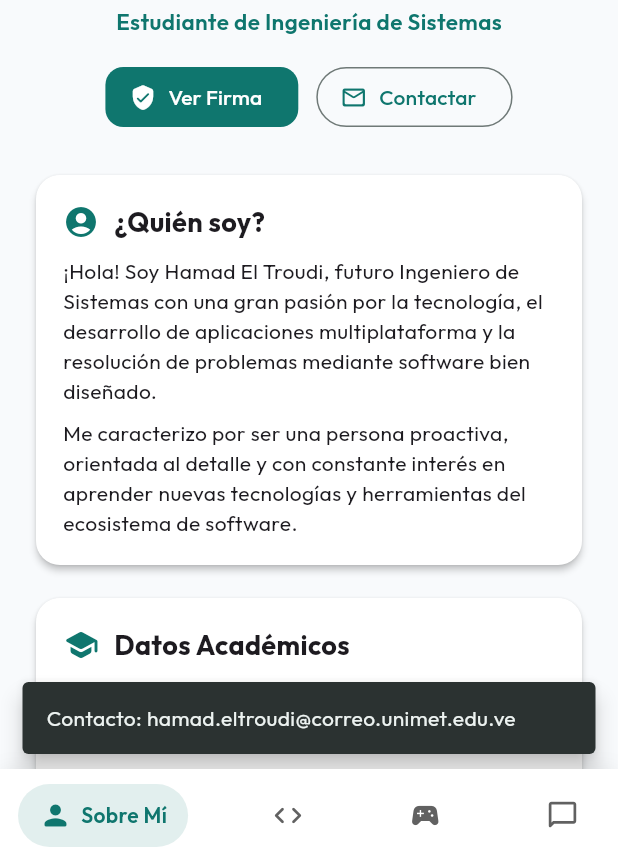
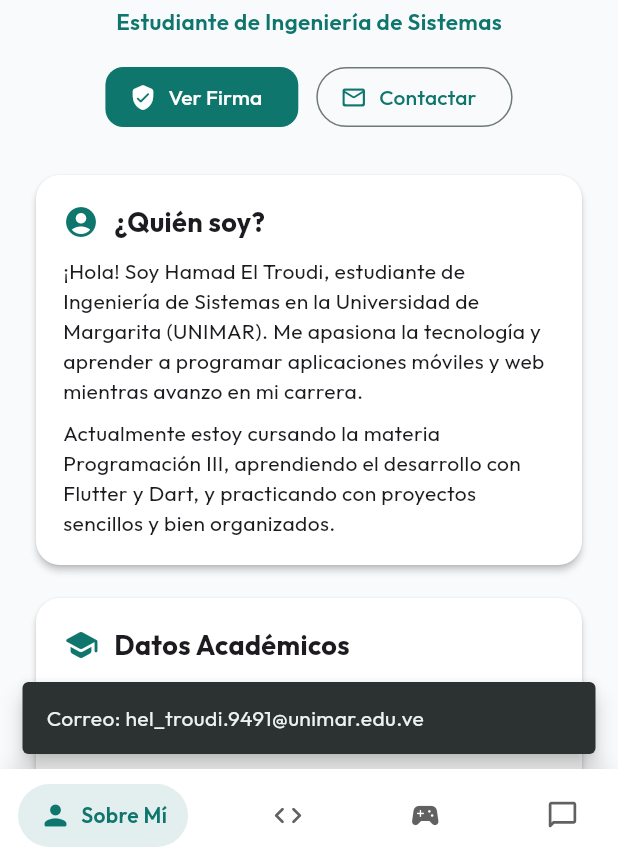
Before and after one commit to hamadtm07/portafolio, a Flutter app: the screen it shows after launch, after a tap on "Contactar", on a phone screen of 412 x 824 dp, the part 374-1236 px from its top. Run offline on Flutter 3.47's test engine with Material 3 defaults, Android fonts, the phone set to English and light mode, and no system bars; drawn by our look-alikes of google_nav_bar; our stand-ins replace font_awesome_flutter, google_fonts; network calls fail.

Commit message:
refactor: actualizacion de informacion personal, hobbies y enlaces institucionales

```diff
--- a/lib/screens/home_screen.dart
+++ b/lib/screens/home_screen.dart
@@ -24,9 +24,9 @@ class _HomeScreenState extends State<HomeScreen> {
       date: '18 Nov 2026',
     ),
     const CommentModel(
-      author: 'Carlos Mendoza',
-      email: 'carlos.m@unimet.edu.ve',
-      message: 'Muy buen portafolio Hamad, la interfaz con GoogleNavBar se ve súper fluida.',
+      author: 'Abdul Aboujokh',
+      email: 'abdul.aboujokh@unimar.edu.ve',
+      message: 'Quedó fino el portafolio hermano, la interfaz está súper limpia.',
       date: '15 Nov 2026',
     ),
   ];
@@ -185,7 +185,7 @@ class _AboutView extends StatelessWidget {
                 onPressed: () {
                   ScaffoldMessenger.of(context).showSnackBar(
                     const SnackBar(
-                      content: Text('Contacto: hamad.eltroudi@correo.unimet.edu.ve'),
+                      content: Text('Correo: hel_troudi.9491@unimar.edu.ve'),
                       behavior: SnackBarBehavior.floating,
                     ),
                   );
@@ -214,12 +214,12 @@ class _AboutView extends StatelessWidget {
                   ),
                   const SizedBox(height: 10),
                   const Text(
-                    '¡Hola! Soy Hamad El Troudi, futuro Ingeniero de Sistemas con una gran pasión por la tecnología, el desarrollo de aplicaciones multiplataforma y la resolución de problemas mediante software bien diseñado.',
+                    '¡Hola! Soy Hamad El Troudi, estudiante de Ingeniería de Sistemas en la Universidad de Margarita (UNIMAR). Me apasiona la tecnología y aprender a programar aplicaciones móviles y web mientras avanzo en mi carrera.',
                     style: TextStyle(fontSize: 14, height: 1.4),
                   ),
                   const SizedBox(height: 8),
                   const Text(
-                    'Me caracterizo por ser una persona proactiva, orientada al detalle y con constante interés en aprender nuevas tecnologías y herramientas del ecosistema de software.',
+                    'Actualmente estoy cursando la materia Programación III, aprendiendo el desarrollo con Flutter y Dart, y practicando con proyectos sencillos y bien organizados.',
                     style: TextStyle(fontSize: 14, height: 1.4),
                   ),
                 ],
@@ -247,7 +247,7 @@ class _AboutView extends StatelessWidget {
                   const _ItemDato(
                     icono: Icons.apartment_rounded,
                     titulo: 'Universidad',
-                    valor: 'Universidad Metropolitana (UNIMET)',
+                    valor: 'Universidad de Margarita (UNIMAR)',
                   ),
                   const _ItemDato(
                     icono: Icons.menu_book_rounded,
@@ -262,7 +262,7 @@ class _AboutView extends StatelessWidget {
                   const _ItemDato(
                     icono: Icons.translate_rounded,
                     titulo: 'Idiomas',
-                    valor: 'Español (Nativo), Inglés (Intermedio/Avanzado)',
+                    valor: 'Español (Nativo), Inglés',
                   ),
                 ],
               ),
@@ -323,34 +323,26 @@ class _WhatIDoView extends StatelessWidget {
   static const List<ProjectModel> _listaProyectos = [
     ProjectModel(
       title: 'Bookea Mobile',
-      tag: 'Proyecto Móvil & Web',
-      description: 'Plataforma para la reserva y gestión de espacios de coworking, cubículos y salas de estudio universitarias.',
+      tag: 'Proyecto Universitario',
+      description: 'Plataforma para la reserva y gestión de espacios de estudio, cubículos y salas en la universidad.',
       imageUrl: 'https://images.unsplash.com/photo-1497366216548-37526070297c?w=600&auto=format&fit=crop&q=80',
       technologies: ['Flutter', 'Node.js', 'PostgreSQL', 'Supabase'],
     ),
     ProjectModel(
-      title: 'FlComp Explorer',
-      tag: 'Catálogo de Componentes',
-      description: 'Aplicación para explorar los componentes fundamentales de Flutter: listas, sliders, inputs y navegación por rutas.',
-      imageUrl: 'https://images.unsplash.com/photo-1551650975-87deedd944c3?w=600&auto=format&fit=crop&q=80',
-      technologies: ['Flutter', 'Dart', 'Material 3'],
-    ),
-    ProjectModel(
       title: 'Soma Studio App',
-      tag: 'Aplicación Deportiva',
-      description: 'Sistema integral de agenda, seguimiento de sesiones y control de usuarios para un centro de bienestar y pilates.',
+      tag: 'Proyecto Móvil',
+      description: 'Aplicación para la gestión de turnos, horarios y control de usuarios para un estudio deportivo.',
       imageUrl: 'https://images.unsplash.com/photo-1518611012118-696072aa579a?w=600&auto=format&fit=crop&q=80',
-      technologies: ['Mobile', 'Flutter', 'Firebase'],
+      technologies: ['Flutter', 'Dart', 'Firebase'],
     ),
   ];
 
   static const List<Map<String, dynamic>> _habilidades = [
-    {'nombre': 'Flutter & Dart', 'nivel': 'Intermedio', 'icono': Icons.phone_android_rounded},
-    {'nombre': 'Python', 'nivel': 'Intermedio / Avanzado', 'icono': Icons.terminal_rounded},
-    {'nombre': 'C# & .NET', 'nivel': 'Intermedio', 'icono': Icons.code_rounded},
+    {'nombre': 'Flutter & Dart', 'nivel': 'Básico / Intermedio', 'icono': Icons.phone_android_rounded},
+    {'nombre': 'Python', 'nivel': 'Intermedio', 'icono': Icons.terminal_rounded},
+    {'nombre': 'C#', 'nivel': 'Intermedio', 'icono': Icons.code_rounded},
     {'nombre': 'Bases de Datos (SQL)', 'nivel': 'Intermedio', 'icono': Icons.storage_rounded},
     {'nombre': 'Git & GitHub', 'nivel': 'Intermedio', 'icono': Icons.source_rounded},
-    {'nombre': 'Diseño UI / UX', 'nivel': 'Básico / Intermedio', 'icono': Icons.palette_rounded},
   ];
 
   @override
@@ -372,12 +364,12 @@ class _WhatIDoView extends StatelessWidget {
           ),
           const SizedBox(height: 6),
           const Text(
-            'Desarrollo de soluciones de software, interfaces móviles amigables y sistemas bien estructurados.',
+            'Proyectos de la carrera y herramientas que estoy aprendiendo en la universidad.',
             style: TextStyle(fontSize: 14),
           ),
           const SizedBox(height: 20),
           Text(
-            'Habilidades y Tecnologías',
+            'Habilidades y Lenguajes',
             style: TextStyle(
               fontSize: 18,
               fontWeight: FontWeight.bold,
@@ -414,7 +406,7 @@ class _WhatIDoView extends StatelessWidget {
           ),
           const SizedBox(height: 24),
           Text(
-            'Proyectos Destacados',
+            'Proyectos Realizados',
             style: TextStyle(
               fontSize: 18,
               fontWeight: FontWeight.bold,
@@ -436,39 +428,32 @@ class _HobbiesView extends StatelessWidget {
 
   static const List<HobbyModel> _hobbies = [
     HobbyModel(
-      title: 'Desarrollo & Modding',
-      category: 'Tecnología',
-      description: 'Experimentar con scripts, servidores comunitarios (FiveM/GTA) y optimización de código para entornos interactivos.',
+      title: 'Fútbol',
+      category: 'Deporte',
+      description: 'Me gusta jugar partidos con amigos los fines de semana y ver los juegos de las ligas principales.',
+      icon: Icons.sports_soccer_rounded,
+      accentColor: Colors.green,
+    ),
+    HobbyModel(
+      title: 'Videojuegos de PC',
+      category: 'Gaming',
+      description: 'En mis tiempos libres juego en la computadora, principalmente Counter-Strike 2 y GTA V Online.',
       icon: Icons.sports_esports_rounded,
       accentColor: Colors.deepPurple,
     ),
     HobbyModel(
-      title: 'Música & Producción',
-      category: 'Creatividad',
-      description: 'Disfruto escuchar géneros como rock alternativo, synthwave y bandas sonoras mientras desarrollo software.',
-      icon: Icons.headphones_rounded,
+      title: 'Música',
+      category: 'Pasatiempo',
+      description: 'Suelo escuchar reggaetón y rock nacional para relajarme y cuando estoy frente a la computadora.',
+      icon: Icons.music_note_rounded,
       accentColor: Colors.teal,
     ),
     HobbyModel(
-      title: 'Ajedrez & Videojuegos Tácticos',
-      category: 'Estrategia',
-      description: 'Práctica de análisis de jugadas, toma de decisiones bajo presión y resolución de acertijos lógicos.',
-      icon: Icons.extension_rounded,
-      accentColor: Colors.amber,
-    ),
-    HobbyModel(
-      title: 'Entrenamiento Físico',
-      category: 'Salud & Deporte',
-      description: 'Rutinas de gimnasio y calistenia para mantener el equilibrio entre el estudio y el bienestar físico.',
+      title: 'Entrenar',
+      category: 'Salud',
+      description: 'Hacer ejercicio y mantenerme activo para despejar la mente del estudio universitario.',
       icon: Icons.fitness_center_rounded,
       accentColor: Colors.redAccent,
-    ),
-    HobbyModel(
-      title: 'Hardware & Optimización de PCs',
-      category: 'Hardware',
-      description: 'Ensamblaje de equipos, pruebas de rendimiento (benchmarking) y mantenimiento de sistemas operativos.',
-      icon: Icons.memory_rounded,
-      accentColor: Colors.blueAccent,
     ),
   ];
 
@@ -491,7 +476,7 @@ class _HobbiesView extends StatelessWidget {
           ),
           const SizedBox(height: 6),
           const Text(
-            'Las actividades y pasatiempos que complementan mi formación académica y estimulan mi creatividad.',
+            'Las cosas que me gusta hacer fuera del horario de clases.',
             style: TextStyle(fontSize: 14),
           ),
           const SizedBox(height: 18),
--- a/lib/screens/signature_screen.dart
+++ b/lib/screens/signature_screen.dart
@@ -88,7 +88,7 @@ class SignatureScreen extends StatelessWidget {
                     ),
                     const SizedBox(height: 4),
                     Text(
-                      'Universidad Metropolitana • Caracas, Venezuela',
+                      'Universidad de Margarita (UNIMAR) • Isla de Margarita',
                       style: TextStyle(
                         fontSize: 12,
                         color: theme.textTheme.bodySmall?.color?.withValues(alpha: 0.7),
@@ -128,7 +128,7 @@ class SignatureScreen extends StatelessWidget {
                     ),
                     const SizedBox(height: 8),
                     Text(
-                      'Código de Verificación: #FL-2026-HT-UNIMET',
+                      'Código de Verificación: #FL-2026-HT-UNIMAR',
                       style: TextStyle(
                         fontSize: 10,
                         fontFamily: 'monospace',
@@ -186,10 +186,10 @@ class SignatureScreen extends StatelessWidget {
                         child: FaIcon(FontAwesomeIcons.envelope, size: 18),
                       ),
                       title: const Text('Correo Universitario'),
-                      subtitle: const Text('hamad.eltroudi@correo.unimet.edu.ve'),
+                      subtitle: const Text('hel_troudi.9491@unimar.edu.ve'),
                       trailing: IconButton(
                         icon: const Icon(Icons.copy_rounded, size: 20),
-                        onPressed: () => _copiarDato(context, 'hamad.eltroudi@correo.unimet.edu.ve'),
+                        onPressed: () => _copiarDato(context, 'hel_troudi.9491@unimar.edu.ve'),
                       ),
                     ),
                     const Divider(),
@@ -199,10 +199,10 @@ class SignatureScreen extends StatelessWidget {
                         child: FaIcon(FontAwesomeIcons.github, size: 18),
                       ),
                       title: const Text('GitHub'),
-                      subtitle: const Text('https://github.com/hamadeltroudi'),
+                      subtitle: const Text('https://github.com/hamadtm07'),
                       trailing: IconButton(
                         icon: const Icon(Icons.copy_rounded, size: 20),
-                        onPressed: () => _copiarDato(context, 'https://github.com/hamadeltroudi'),
+                        onPressed: () => _copiarDato(context, 'https://github.com/hamadtm07'),
                       ),
                     ),
                     const Divider(),
@@ -212,10 +212,10 @@ class SignatureScreen extends StatelessWidget {
                         child: FaIcon(FontAwesomeIcons.telegram, size: 18),
                       ),
                       title: const Text('Telegram Personal'),
-                      subtitle: const Text('@hamad_eltroudi'),
+                      subtitle: const Text('@hamadelt'),
                       trailing: IconButton(
                         icon: const Icon(Icons.copy_rounded, size: 20),
-                        onPressed: () => _copiarDato(context, '@hamad_eltroudi'),
+                        onPressed: () => _copiarDato(context, '@hamadelt'),
                       ),
                     ),
                   ],
--- a/lib/widgets/custom_footer.dart
+++ b/lib/widgets/custom_footer.dart
@@ -18,7 +18,7 @@ class CustomFooter extends StatelessWidget {
   @override
   Widget build(BuildContext context) {
     return Container(
-      padding: const EdgeInsets.symmetric(vertical: 24, horizontal: 16),
+      padding: const EdgeInsets.symmetric(vertical: 20, horizontal: 16),
       child: Column(
         children: [
           const Divider(),
@@ -28,46 +28,32 @@ class CustomFooter extends StatelessWidget {
             children: [
               IconButton(
                 icon: const FaIcon(FontAwesomeIcons.github, size: 20),
-                onPressed: () => _mostrarInfoRed(context, 'GitHub', 'github.com/hamadeltroudi'),
+                onPressed: () => _mostrarInfoRed(context, 'GitHub', 'github.com/hamadtm07'),
                 tooltip: 'GitHub',
               ),
               IconButton(
-                icon: const FaIcon(FontAwesomeIcons.linkedin, size: 20),
-                onPressed: () => _mostrarInfoRed(context, 'LinkedIn', 'linkedin.com/in/hamad-el-troudi'),
-                tooltip: 'LinkedIn',
-              ),
-              IconButton(
                 icon: const FaIcon(FontAwesomeIcons.telegram, size: 20),
-                onPressed: () => _mostrarInfoRed(context, 'Telegram', '@hamad_eltroudi'),
+                onPressed: () => _mostrarInfoRed(context, 'Telegram', '@hamadelt'),
                 tooltip: 'Telegram',
               ),
               IconButton(
                 icon: const FaIcon(FontAwesomeIcons.envelope, size: 20),
-                onPressed: () => _mostrarInfoRed(context, 'Correo', 'hamad.eltroudi@correo.unimet.edu.ve'),
+                onPressed: () => _mostrarInfoRed(context, 'Correo', 'hel_troudi.9491@unimar.edu.ve'),
                 tooltip: 'Correo',
               ),
             ],
           ),
-          const SizedBox(height: 8),
+          const SizedBox(height: 6),
           const Text(
             '© 2026 Hamad El Troudi',
             style: TextStyle(fontWeight: FontWeight.bold, fontSize: 13),
           ),
           const SizedBox(height: 2),
           Text(
-            'Estudiante de Ingeniería de Sistemas • Proyecto Portafolio',
+            'Ingeniería de Sistemas • Universidad de Margarita (UNIMAR)',
             style: TextStyle(
               fontSize: 11,
               color: Theme.of(context).textTheme.bodySmall?.color?.withValues(alpha: 0.7),
-            ),
-          ),
-          const SizedBox(height: 2),
-          Text(
-            'Desarrollado con Flutter & Dart',
-            style: TextStyle(
-              fontSize: 10,
-              fontStyle: FontStyle.italic,
-              color: Theme.of(context).colorScheme.primary,
             ),
           ),
         ],
```
Also changed, not shown: 1 other file.
